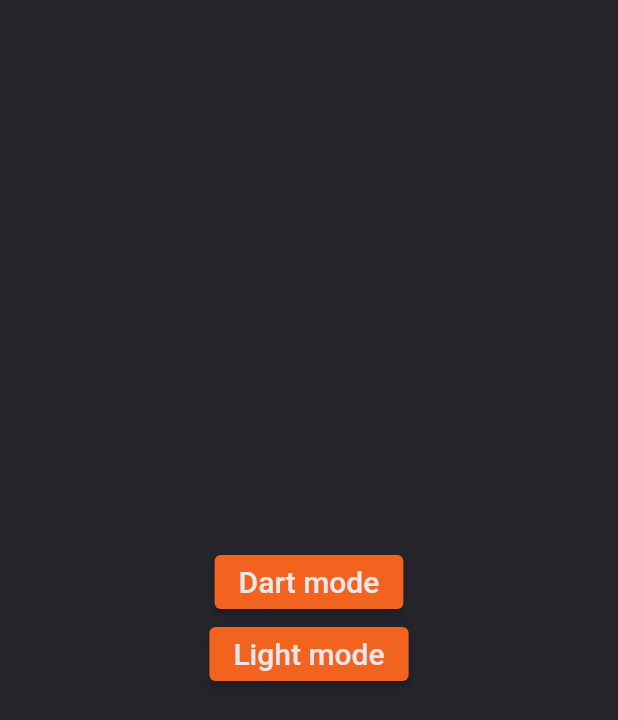
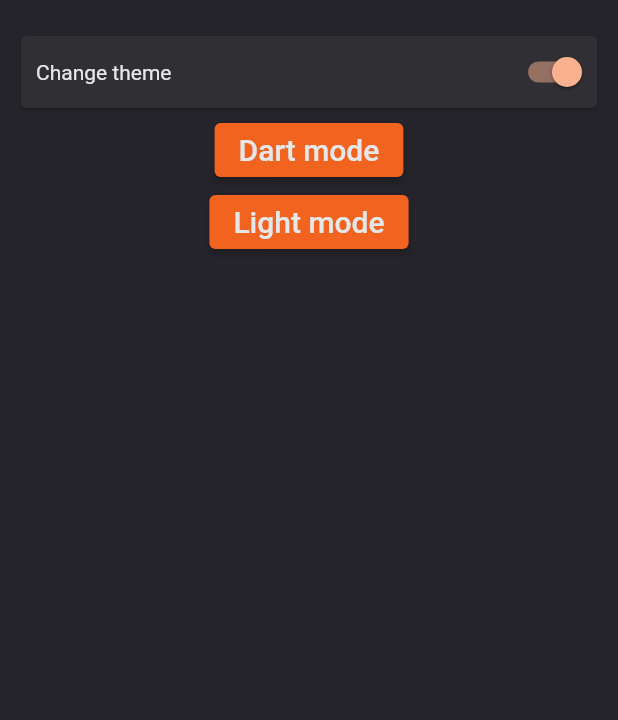
Before and after one commit to tonujewel/foodie, a Flutter app: the ProfileScreen screen opened directly, on a phone screen of 412 x 824 dp. Shown: the top 720 px of the screen. Run offline on Flutter 3.47's test engine with Material 2 defaults, Android fonts, the phone set to English and light mode, and no system bars; our stand-ins replace bloc, dartz, equatable, flutter_bloc; network calls fail.

Commit message:
[added] : profile screen

```diff
--- a/lib/screens/profile/profile_screen.dart
+++ b/lib/screens/profile/profile_screen.dart
@@ -8,10 +8,27 @@ class ProfileScreen extends StatelessWidget {
   @override
   Widget build(BuildContext context) {
     return Scaffold(
-      body: Center(
+      body: Padding(
+        padding: const EdgeInsets.symmetric(vertical: 20, horizontal: 10),
+        child: Center(
           child: Column(
-          mainAxisAlignment: MainAxisAlignment.center,
             children: [
+              Card(
+                child: Row(
+                  children: [
+                    const SizedBox(
+                      width: 10,
+                    ),
+                    const Text("Change theme"),
+                    const Spacer(),
+                    Switch(
+                        value: true,
+                        onChanged: (val) {
+//
+                        })
+                  ],
+                ),
+              ),
               ElevatedButton(
                   onPressed: () {
                     //
@@ -34,6 +51,7 @@ class ProfileScreen extends StatelessWidget {
             ],
           ),
         ),
+      ),
     );
   }
 }
```
Also changed, not shown: lib/screens/profile/bloc/profile_bloc.dart (added, +15 -0 lines), lib/screens/profile/bloc/profile_event.dart (added, +13 -0 lines), lib/screens/profile/bloc/profile_state.dart (added, +22 -0 lines). Lines whose indentation alone changed are shown as unchanged.
